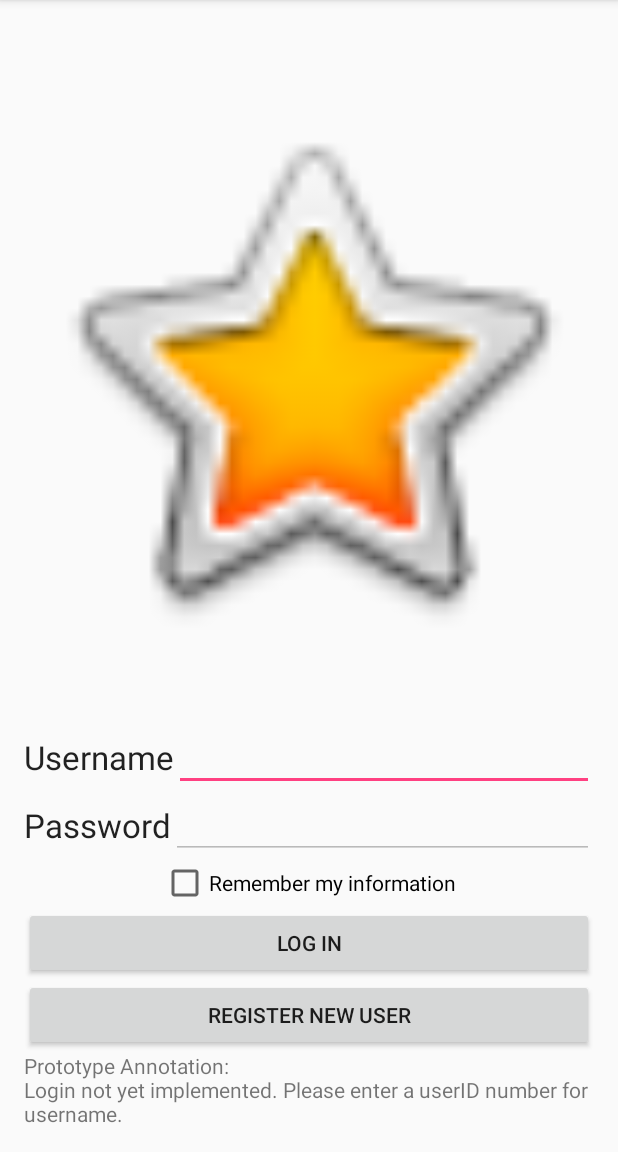
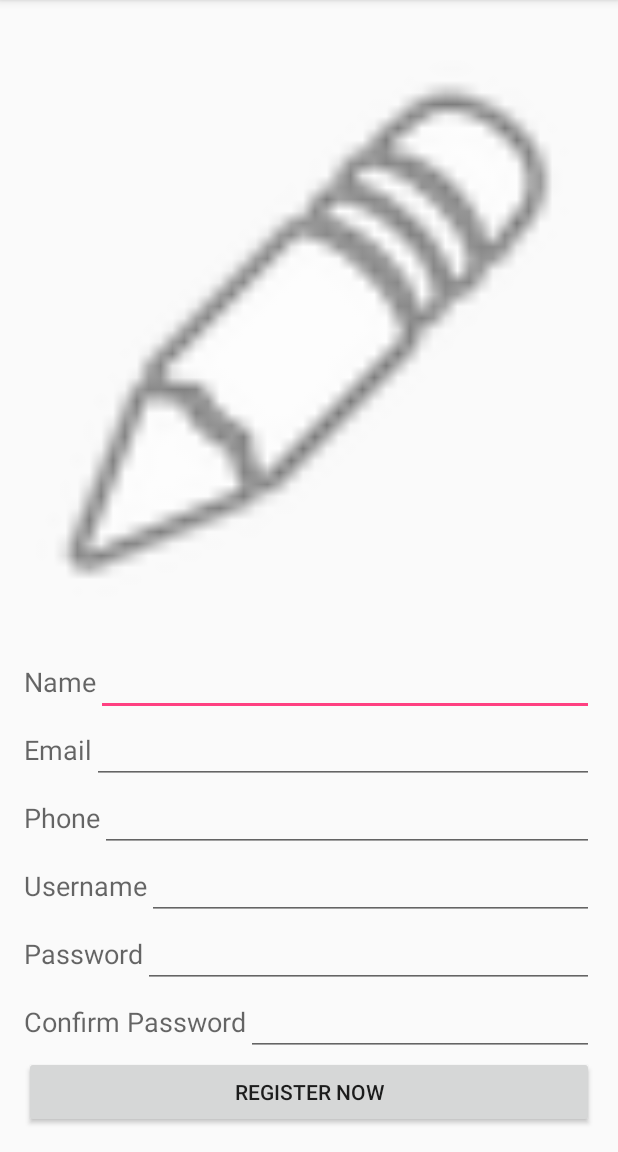
Before and after one commit to ddalcino/BuyNutsProto, an Android app: the screen it shows after launch (MainLoginActivity before the commit, RegistrationActivity after it), after a tap on "REGISTER NEW USER", on a phone screen of 412 x 824 dp, the part 84-1236 px from its top. Run offline under Robolectric (Android 15) with nearby library versions, the phone set to English and light mode, and no system bars.

Commit message:
Added RegistrationActivity

```diff
--- a/app/src/main/AndroidManifest.xml
+++ b/app/src/main/AndroidManifest.xml
@@ -32,7 +32,8 @@
         <activity
             android:name=".activities.ContactSellerActivity"
             android:label="@string/activity_title_contact_seller" />
-
+        <activity android:name=".activities.RegistrationActivity" >
+        </activity>
     </application>
 
 </manifest>
--- a/app/src/main/java/com/cs4310/epsilon/buynutsproto/activities/MainLoginActivity.java
+++ b/app/src/main/java/com/cs4310/epsilon/buynutsproto/activities/MainLoginActivity.java
@@ -41,9 +41,8 @@ public class MainLoginActivity extends AppCompatActivity {
 //                Intent intent = new Intent(MainLoginActivity.this, ViewSellOfferActivity.class);
 //                intent.putExtra("SellOffer", new SellOfferFront(123l, "123", 123l, 5.0, 60.0, 600.0, null, "walnut", false));
 //                MainLoginActivity.this.startActivity(intent);
-
-                //TODO: uncomment the next line when RegisterNewUserActivity is ready
-                //startActivity(new Intent(MainLoginActivity.this, RegisterNewUserActivity.class));
+                Log.i(Constants.TAG, "onClickRegister()");
+                startActivity(new Intent(MainLoginActivity.this, RegistrationActivity.class));
             }
         });
 
--- /dev/null
+++ b/app/src/main/java/com/cs4310/epsilon/buynutsproto/activities/RegistrationActivity.java
@@ -0,0 +1,55 @@
+package com.cs4310.epsilon.buynutsproto.activities;
+
+import android.support.v7.app.AppCompatActivity;
+import android.os.Bundle;
+import android.view.View;
+import android.widget.EditText;
+import android.widget.Toast;
+
+import com.cs4310.epsilon.buynutsproto.R;
+
+public class RegistrationActivity extends AppCompatActivity {
+
+    @Override
+    protected void onCreate(Bundle savedInstanceState) {
+
+        super.onCreate(savedInstanceState);
+        //sets layout to activity_registration
+        setContentView(R.layout.activity_registration);
+
+    }
+
+    public void onClickRegisterButton(View view) {
+        try {
+            //et2Username holds user input for Username on Registration Activity Screen
+            EditText et2Username = (EditText) findViewById(R.id.et2Username);
+
+            //et2Password holds user input for Password on Registration Activity Screen
+            EditText et2Password = (EditText) findViewById(R.id.et2Password);
+
+            //et2Email holds user input for Email on Registration Activity Screen
+            EditText et2Email = (EditText) findViewById(R.id.et2Email);
+
+            //et2Name holds user input for Name on Registration Activity Screen
+            EditText et2Name = (EditText) findViewById(R.id.et2Name);
+
+            //et2Phone holds user input for Phone on Registration Activity Screen
+            EditText et2Phone = (EditText) findViewById(R.id.et2Phone);
+
+            //et2Phone holds user input for Phone on Registration Activity Screen
+            EditText et2Confirm = (EditText) findViewById(R.id.et2Confirm);
+
+            //display whether or not password input and confirm input matches
+            if(!et2Confirm.getText().toString().equals(et2Password.getText().toString()))
+            {
+                Toast.makeText(RegistrationActivity.this, "PASSWORD: " + et2Password.getText().toString() + " doesn't match CONFIRM: " + et2Confirm.getText().toString(), Toast.LENGTH_LONG).show();
+            }
+            //Toast displays user inputted "username" and "password" just making sure register button is responsive
+            Toast.makeText(RegistrationActivity.this, "name: " + et2Name.getText().toString() + "\nemail: " + et2Email.getText().toString() + "\nphone: " + et2Phone.getText().toString() + "\nusername: " + et2Username.getText().toString() + "\npassword: " + et2Password.getText().toString() + "\nconfirm: " + et2Confirm.getText().toString(), Toast.LENGTH_LONG).show();
+        }
+        catch(Exception invalid)
+        {
+            invalid.printStackTrace();
+        }
+    }
+}
--- /dev/null
+++ b/app/src/main/res/layout/activity_registration.xml
@@ -0,0 +1,162 @@
+<?xml version="1.0" encoding="utf-8"?>
+<LinearLayout xmlns:android="http://schemas.android.com/apk/res/android"
+    xmlns:tools="http://schemas.android.com/tools"
+    android:orientation="vertical"
+    android:layout_width="match_parent"
+    android:layout_height="match_parent"
+    android:paddingLeft="@dimen/activity_horizontal_margin"
+    android:paddingRight="@dimen/activity_horizontal_margin"
+    android:paddingTop="@dimen/activity_vertical_margin"
+    android:paddingBottom="@dimen/activity_vertical_margin" tools:context="com.example.epsilon.buynutsproto.RegistrationActivity">
+
+    <ImageView
+        android:layout_width="match_parent"
+        android:layout_height="match_parent"
+        android:src="@android:drawable/ic_menu_edit"
+        android:id="@+id/registrationPen"
+        android:layout_weight="1"/>
+
+    <LinearLayout
+        android:orientation="horizontal"
+        android:layout_width="match_parent"
+        android:layout_height="wrap_content"
+        android:id="@+id/linearLayoutName">
+
+        <TextView
+            android:layout_width="wrap_content"
+            android:layout_height="wrap_content"
+            android:textAppearance="?android:attr/textAppearanceMedium"
+            android:text="@string/registration_name"
+            android:id="@+id/tvName"
+            android:layout_gravity="center_vertical" />
+
+        <EditText
+            android:layout_width="0dp"
+            android:layout_height="wrap_content"
+            android:id="@+id/et2Name"
+            android:layout_weight="1"
+            android:inputType="none" />
+    </LinearLayout>
+    <LinearLayout
+        android:orientation="horizontal"
+        android:layout_width="match_parent"
+        android:layout_height="wrap_content"
+        android:id="@+id/linearLayoutEmail">
+
+        <TextView
+            android:layout_width="wrap_content"
+            android:layout_height="wrap_content"
+            android:textAppearance="?android:attr/textAppearanceMedium"
+            android:text="@string/registration_email"
+            android:id="@+id/tvEmail"
+            android:layout_gravity="center_vertical" />
+
+        <EditText
+            android:layout_width="0dp"
+            android:layout_height="wrap_content"
+            android:id="@+id/et2Email"
+            android:layout_gravity="center_vertical"
+            android:layout_weight="0.84"
+            android:inputType="textPersonName|none" />
+    </LinearLayout>
+    <LinearLayout
+        android:orientation="horizontal"
+        android:layout_width="match_parent"
+        android:layout_height="wrap_content"
+        android:id="@+id/linearLayoutPhone">
+
+        <TextView
+            android:layout_width="wrap_content"
+            android:layout_height="wrap_content"
+            android:textAppearance="?android:attr/textAppearanceMedium"
+            android:text="@string/registration_phone"
+            android:id="@+id/tvPhone"
+            android:layout_gravity="center_vertical" />
+
+        <EditText
+            android:layout_width="0dp"
+            android:layout_height="wrap_content"
+            android:id="@+id/et2Phone"
+            android:layout_gravity="center_vertical"
+            android:layout_weight="1"
+            android:inputType="phone|none" />
+    </LinearLayout>
+    <LinearLayout
+        android:orientation="horizontal"
+        android:layout_width="match_parent"
+        android:layout_height="wrap_content"
+        android:id="@+id/linearLayoutUsername">
+
+        <TextView
+            android:layout_width="wrap_content"
+            android:layout_height="wrap_content"
+            android:textAppearance="?android:attr/textAppearanceMedium"
+            android:text="@string/registration_username"
+            android:id="@+id/tvUsername"
+            android:layout_gravity="center_vertical" />
+
+        <EditText
+            android:layout_width="0dp"
+            android:layout_height="wrap_content"
+            android:id="@+id/et2Username"
+            android:layout_gravity="center_vertical"
+            android:layout_weight="1"
+            android:inputType="textEmailAddress|none" />
+    </LinearLayout>
+    <LinearLayout
+        android:orientation="horizontal"
+        android:layout_width="match_parent"
+        android:layout_height="wrap_content"
+        android:id="@+id/linearLayoutPassword">
+
+        <TextView
+            android:layout_width="wrap_content"
+            android:layout_height="wrap_content"
+            android:textAppearance="?android:attr/textAppearanceMedium"
+            android:text="@string/registration_password"
+            android:id="@+id/tv2Password"
+            android:layout_gravity="center_vertical" />
+
+        <EditText
+            android:layout_width="0dp"
+            android:layout_height="wrap_content"
+            android:id="@+id/et2Password"
+            android:layout_gravity="center_vertical"
+            android:layout_weight="1"
+            android:inputType="textPassword|none" />
+
+    </LinearLayout>
+    <LinearLayout
+        android:orientation="horizontal"
+        android:layout_width="match_parent"
+        android:layout_height="wrap_content"
+        android:id="@+id/linearLayoutPasswordConfirm">
+
+        <TextView
+            android:layout_width="wrap_content"
+            android:layout_height="wrap_content"
+            android:textAppearance="?android:attr/textAppearanceMedium"
+            android:text="@string/registration_confirm"
+            android:id="@+id/tv2Confirm"
+            android:layout_gravity="center_vertical" />
+
+        <EditText
+            android:layout_width="0dp"
+            android:layout_height="wrap_content"
+            android:id="@+id/et2Confirm"
+            android:layout_gravity="center_vertical"
+            android:layout_weight="1"
+            android:inputType="textPassword|none" />
+    </LinearLayout>
+
+
+    <Button
+        android:layout_width="match_parent"
+        android:layout_height="wrap_content"
+        android:text="@string/registration_btn_register"
+        android:id="@+id/btnRegisterUser"
+        android:layout_gravity="center_horizontal"
+        android:onClick="onClickRegisterButton"/>
+
+
+</LinearLayout>
--- a/app/src/main/res/values/strings.xml
+++ b/app/src/main/res/values/strings.xml
@@ -39,6 +39,15 @@
     <string name="chkShowExpired">Only show expired offers</string>
 
 
+    <string name="registration_password">Password</string>
+    <string name="registration_username">Username</string>
+    <string name="registration_name">Name</string>
+    <string name="registration_phone">Phone</string>
+    <string name="registration_email">Email</string>
+    <string name="registration_confirm">Confirm Password</string>
+    <string name="registration_btn_register">Register Now</string>
+
+
     <string-array name="array_commodities">
         <item>Walnut</item>
         <item>Pecan</item>
```
